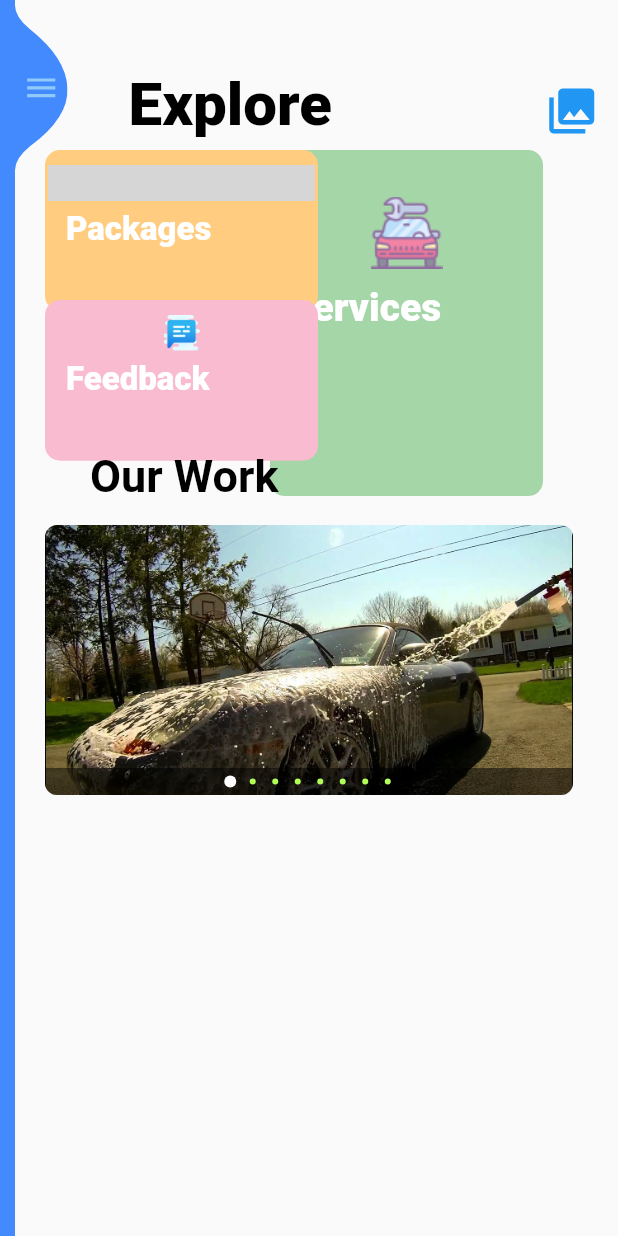
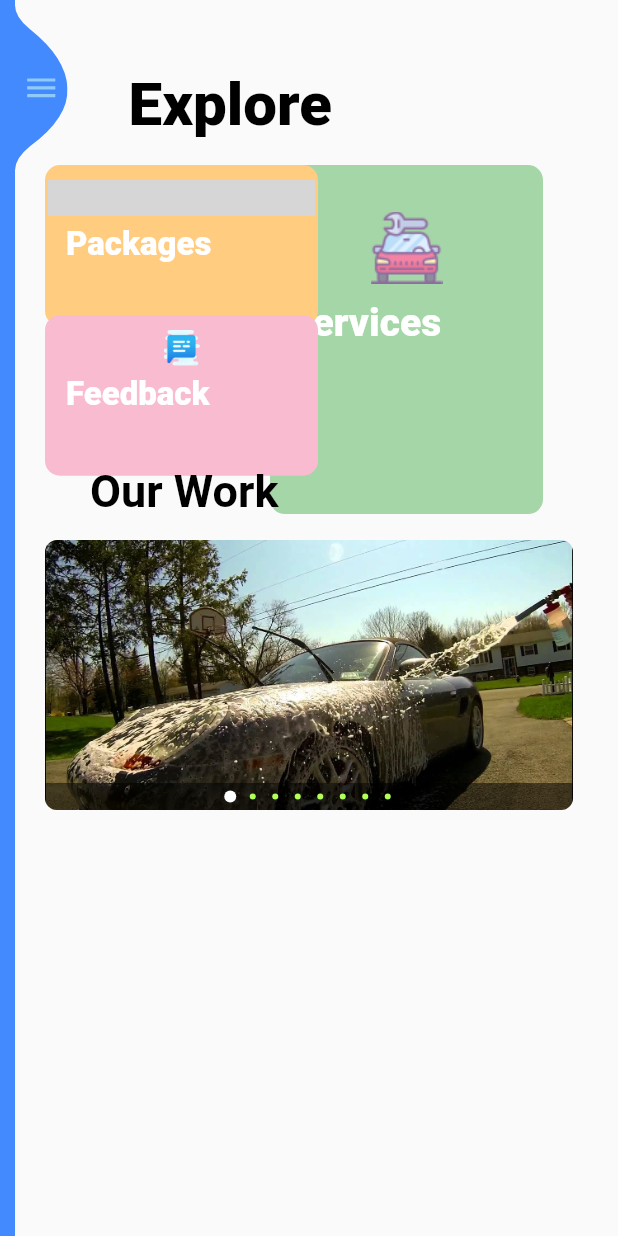
Before and after one commit to Akshaysharma98/home_car_service_flutter_app, a Flutter app: the screen it shows after launch, on a phone screen of 412 x 824 dp. Run offline on Flutter 3.47's test engine with Material 2 defaults, Android fonts, the phone set to English and light mode, and no system bars; drawn by our look-alikes of carousel_pro; our stand-ins replace rxdart; grey boxes are pictures that could not be loaded.

Commit message:
minor tweaks

```diff
--- a/lib/pages/homepage.dart
+++ b/lib/pages/homepage.dart
@@ -29,22 +29,22 @@ class _HomePageState extends State<HomePage> {
               ),
             ),
 
-            Positioned(
-              height: MediaQuery.of(context).size.height *0.18,
-              width: MediaQuery.of(context).size.width *1.85,
-                child: Icon(
-                Icons.photo_library,
-                color: Colors.blue,
-                size: 36,
-                ),
-            ),
+            // Positioned(
+            //   height: MediaQuery.of(context).size.height *0.18,
+            //   width: MediaQuery.of(context).size.width *1.85,
+            //     child: Icon(
+            //     Icons.photo_library,
+            //     color: Colors.blue,
+            //     size: 36,
+            //     ),
+            // ),
 
             Positioned(
-              top: 100,
+              top: 110,//100
               left:180,
               right: 50,
                 child: Container(
-                height: MediaQuery.of(context).size.height *0.28,
+                height: MediaQuery.of(context).size.height *0.28 + 2,
                 decoration: BoxDecoration(
                   color: Colors.green[200],
                   borderRadius: BorderRadius.all(const Radius.circular(10)),
@@ -86,7 +86,7 @@ class _HomePageState extends State<HomePage> {
             ),
 
             Positioned(
-              top: 100,
+              top: 110,
               left:30,
               right: 200,
                 child: Container(
@@ -132,7 +132,7 @@ class _HomePageState extends State<HomePage> {
             ),
 
             Positioned(
-              top: 200,
+              top: 210,//200
               left:30,
               right: 200,
                 child: Container(
@@ -178,7 +178,7 @@ class _HomePageState extends State<HomePage> {
             ),
 
             Positioned(
-              top: 300,
+              top: 310,
               left:60,
               child: Text('Our Work',
               style: TextStyle(
@@ -190,7 +190,7 @@ class _HomePageState extends State<HomePage> {
             ),
 
             Positioned(
-              top: 350,
+              top: 360,
               left: 30,
               right: 30,
               child: Container(
```
